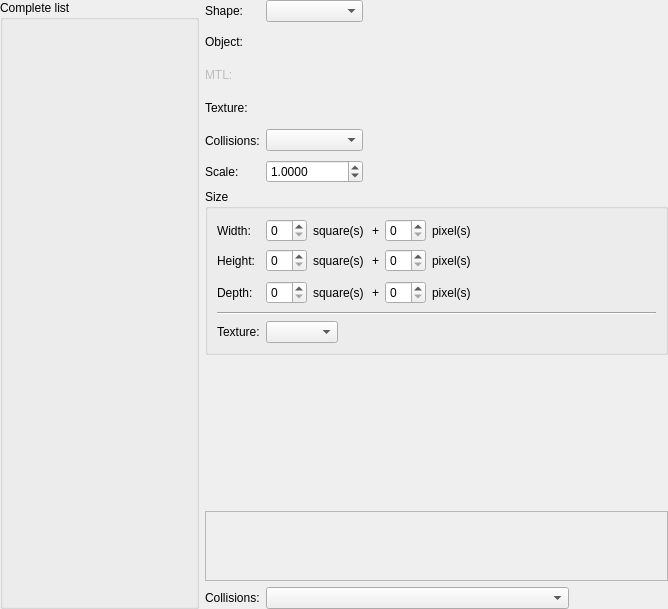
RPG-Paper-Maker/RPG-Paper-Maker, file Editor/Dialogs/SpecialElements/panelspecialelements.ui: the form before one commit.
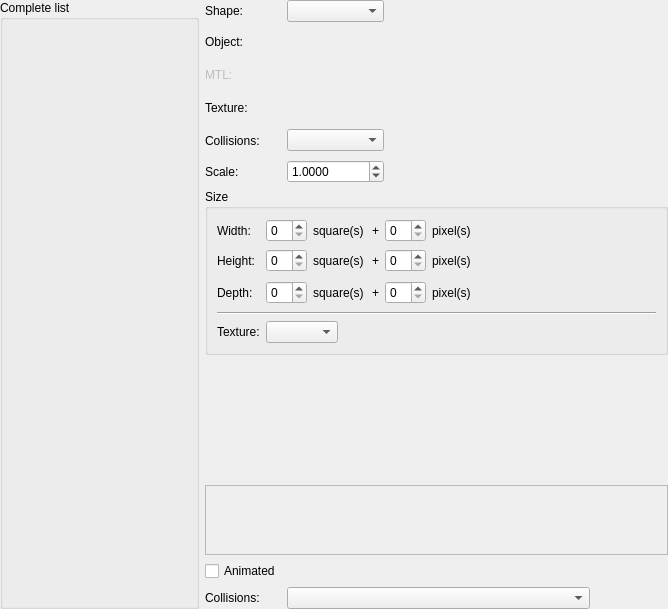
The form after the commit. Custom widgets are drawn as their Qt base class.

Commit message: [WIP] Animated autotiles: Option animated + frames options in systems

Patch:
```diff
--- a/Editor/Dialogs/SpecialElements/panelspecialelements.ui
+++ b/Editor/Dialogs/SpecialElements/panelspecialelements.ui
@@ -66,16 +66,9 @@
       </widget>
      </item>
      <item>
-      <layout class="QGridLayout" name="gridLayout_3" rowstretch="0,0,0,0,0,0,0,1,1,1,0">
-       <item row="1" column="0">
-        <widget class="QLabel" name="labelObject">
-         <property name="text">
-          <string>Object:</string>
-         </property>
-        </widget>
-       </item>
-       <item row="4" column="4">
-        <spacer name="horizontalSpacer">
+      <layout class="QGridLayout" name="gridLayout_3" rowstretch="0,0,0,0,0,0,0,1,1,1,0,0">
+       <item row="5" column="2" colspan="3">
+        <spacer name="horizontalSpacer_6">
          <property name="orientation">
           <enum>Qt::Horizontal</enum>
          </property>
@@ -109,25 +102,6 @@
          </widget>
         </widget>
        </item>
-       <item row="8" column="0" colspan="5">
-        <widget class="WidgetPreviewObject3D" name="widgetPreviewObject3D" native="true"/>
-       </item>
-       <item row="4" column="2" colspan="2">
-        <widget class="WidgetShape" name="widgetShapeCollisions" native="true">
-         <property name="minimumSize">
-          <size>
-           <width>200</width>
-           <height>27</height>
-          </size>
-         </property>
-         <property name="maximumSize">
-          <size>
-           <width>200</width>
-           <height>27</height>
-          </size>
-         </property>
-        </widget>
-       </item>
        <item row="2" column="1" colspan="2">
         <widget class="WidgetShape" name="widgetShapeMtl" native="true">
          <property name="enabled">
@@ -147,13 +121,6 @@
          </property>
         </widget>
        </item>
-       <item row="0" column="0">
-        <widget class="QLabel" name="labelShape">
-         <property name="text">
-          <string>Shape:</string>
-         </property>
-        </widget>
-       </item>
        <item row="0" column="2" colspan="3">
         <spacer name="horizontalSpacer_4">
          <property name="orientation">
@@ -167,64 +134,37 @@
          </property>
         </spacer>
        </item>
-       <item row="4" column="0">
-        <widget class="QLabel" name="labelCollisions">
-         <property name="text">
-          <string>Collisions:</string>
+       <item row="4" column="4">
+        <spacer name="horizontalSpacer">
+         <property name="orientation">
+          <enum>Qt::Horizontal</enum>
          </property>
-        </widget>
-       </item>
-       <item row="2" column="0">
-        <widget class="QLabel" name="labelMtl">
-         <property name="enabled">
-          <bool>false</bool>
-         </property>
-         <property name="text">
-          <string>MTL:</string>
-         </property>
-        </widget>
-       </item>
-       <item row="3" column="1" colspan="2">
-        <widget class="WidgetPicture" name="widgetPicture" native="true">
-         <property name="minimumSize">
+         <property name="sizeHint" stdset="0">
           <size>
-           <width>200</width>
-           <height>27</height>
+           <width>18</width>
+           <height>20</height>
           </size>
          </property>
-         <property name="maximumSize">
-          <size>
-           <width>200</width>
-           <height>27</height>
-          </size>
-         </property>
-        </widget>
+        </spacer>
        </item>
-       <item row="5" column="0">
-        <widget class="QLabel" name="labelScale">
-         <property name="text">
-          <string>Scale:</string>
+       <item row="11" column="4">
+        <spacer name="horizontalSpacer_7">
+         <property name="orientation">
+          <enum>Qt::Horizontal</enum>
          </property>
-        </widget>
-       </item>
-       <item row="1" column="1" colspan="2">
-        <widget class="WidgetShape" name="widgetShapeObj" native="true">
-         <property name="minimumSize">
+         <property name="sizeHint" stdset="0">
           <size>
-           <width>200</width>
-           <height>27</height>
+           <width>40</width>
+           <height>20</height>
           </size>
          </property>
-         <property name="maximumSize">
-          <size>
-           <width>200</width>
-           <height>27</height>
-          </size>
-         </property>
-        </widget>
+        </spacer>
        </item>
-       <item row="0" column="1">
-        <widget class="QComboBox" name="comboBoxShape"/>
+       <item row="4" column="1">
+        <widget class="QComboBox" name="comboBoxCollision"/>
+       </item>
+       <item row="8" column="0" colspan="5">
+        <widget class="WidgetPreviewObject3D" name="widgetPreviewObject3D" native="true"/>
        </item>
        <item row="3" column="0">
         <widget class="QLabel" name="labelTexture">
@@ -246,6 +186,23 @@
          </property>
         </spacer>
        </item>
+       <item row="0" column="1">
+        <widget class="QComboBox" name="comboBoxShape"/>
+       </item>
+       <item row="0" column="0">
+        <widget class="QLabel" name="labelShape">
+         <property name="text">
+          <string>Shape:</string>
+         </property>
+        </widget>
+       </item>
+       <item row="1" column="0">
+        <widget class="QLabel" name="labelObject">
+         <property name="text">
+          <string>Object:</string>
+         </property>
+        </widget>
+       </item>
        <item row="6" column="0" colspan="5">
         <widget class="QGroupBox" name="groupBoxSize">
          <property name="minimumSize">
@@ -410,18 +367,28 @@
          </layout>
         </widget>
        </item>
-       <item row="5" column="2" colspan="3">
-        <spacer name="horizontalSpacer_6">
-         <property name="orientation">
-          <enum>Qt::Horizontal</enum>
+       <item row="4" column="2" colspan="2">
+        <widget class="WidgetShape" name="widgetShapeCollisions" native="true">
+         <property name="minimumSize">
+          <size>
+           <width>200</width>
+           <height>27</height>
+          </size>
          </property>
-         <property name="sizeHint" stdset="0">
+         <property name="maximumSize">
           <size>
-           <width>228</width>
-           <height>20</height>
+           <width>200</width>
+           <height>27</height>
           </size>
          </property>
-        </spacer>
+        </widget>
+       </item>
+       <item row="4" column="0">
+        <widget class="QLabel" name="labelCollisions">
+         <property name="text">
+          <string>Collisions:</string>
+         </property>
+        </widget>
        </item>
        <item row="5" column="1">
         <widget class="QDoubleSpinBox" name="doubleSpinBoxScale">
@@ -433,31 +400,84 @@
          </property>
         </widget>
        </item>
+       <item row="11" column="0">
+        <widget class="QLabel" name="labelCollisionMountains">
+         <property name="text">
+          <string>Collisions:</string>
+         </property>
+        </widget>
+       </item>
+       <item row="11" column="1" colspan="3">
+        <widget class="QComboBox" name="comboBoxCollisionMountains"/>
+       </item>
        <item row="7" column="0" colspan="5">
         <widget class="WidgetTilesetSettings" name="widgetTilesetSettings" native="true"/>
        </item>
-       <item row="4" column="1">
-        <widget class="QComboBox" name="comboBoxCollision"/>
+       <item row="2" column="0">
+        <widget class="QLabel" name="labelMtl">
+         <property name="enabled">
+          <bool>false</bool>
+         </property>
+         <property name="text">
+          <string>MTL:</string>
+         </property>
+        </widget>
+       </item>
+       <item row="1" column="1" colspan="2">
+        <widget class="WidgetShape" name="widgetShapeObj" native="true">
+         <property name="minimumSize">
+          <size>
+           <width>200</width>
+           <height>27</height>
+          </size>
+         </property>
+         <property name="maximumSize">
+          <size>
+           <width>200</width>
+           <height>27</height>
+          </size>
+         </property>
+        </widget>
+       </item>
+       <item row="3" column="1" colspan="2">
+        <widget class="WidgetPicture" name="widgetPicture" native="true">
+         <property name="minimumSize">
+          <size>
+           <width>200</width>
+           <height>27</height>
+          </size>
+         </property>
+         <property name="maximumSize">
+          <size>
+           <width>200</width>
+           <height>27</height>
+          </size>
+         </property>
+        </widget>
+       </item>
+       <item row="5" column="0">
+        <widget class="QLabel" name="labelScale">
+         <property name="text">
+          <string>Scale:</string>
+         </property>
+        </widget>
        </item>
        <item row="10" column="0">
-        <widget class="QLabel" name="labelCollisionMountains">
+        <widget class="QCheckBox" name="checkBoxAnimated">
          <property name="text">
-          <string>Collisions:</string>
+          <string>Animated</string>
          </property>
         </widget>
        </item>
-       <item row="10" column="1" colspan="3">
-        <widget class="QComboBox" name="comboBoxCollisionMountains"/>
-       </item>
-       <item row="10" column="4">
-        <spacer name="horizontalSpacer_7">
+       <item row="10" column="1" colspan="4">
+        <spacer name="horizontalSpacer_8">
          <property name="orientation">
           <enum>Qt::Horizontal</enum>
          </property>
          <property name="sizeHint" stdset="0">
           <size>
-           <width>40</width>
-           <height>20</height>
+           <width>0</width>
+           <height>0</height>
           </size>
          </property>
         </spacer>
```
Left out of the diff: 2 changed lines with no effect on the pictures. The commit also changes 12 other files.
